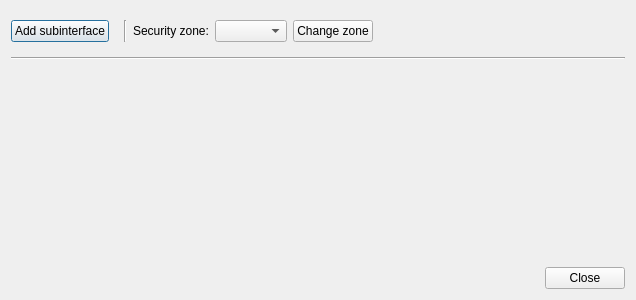
mlynekj/graphical-netconf-configurator, file ui/source/editinterfacedialog.ui: the form before one commit.
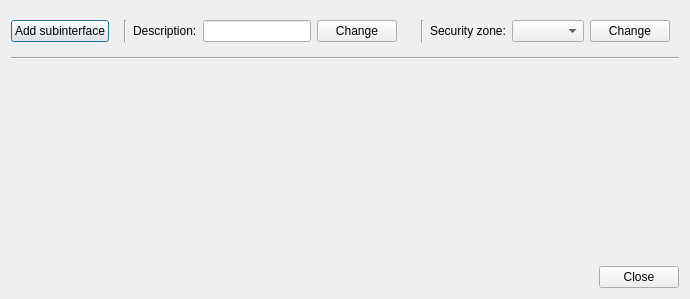
The form after the commit.

Patch:
```diff
--- a/ui/source/editinterfacedialog.ui
+++ b/ui/source/editinterfacedialog.ui
@@ -6,8 +6,8 @@
    <rect>
     <x>0</x>
     <y>0</y>
-    <width>636</width>
-    <height>300</height>
+    <width>683</width>
+    <height>299</height>
    </rect>
   </property>
   <property name="windowTitle">
@@ -23,6 +23,70 @@
        </property>
       </widget>
      </item>
+     <item>
+      <widget class="QFrame" name="description_frame">
+       <property name="enabled">
+        <bool>true</bool>
+       </property>
+       <property name="sizePolicy">
+        <sizepolicy hsizetype="Minimum" vsizetype="Preferred">
+         <horstretch>0</horstretch>
+         <verstretch>0</verstretch>
+        </sizepolicy>
+       </property>
+       <property name="minimumSize">
+        <size>
+         <width>0</width>
+         <height>0</height>
+        </size>
+       </property>
+       <layout class="QHBoxLayout" name="security_zone_layout_2">
+        <item>
+         <widget class="Line" name="interface_top_vertical_line_2">
+          <property name="sizePolicy">
+           <sizepolicy hsizetype="Fixed" vsizetype="Minimum">
+            <horstretch>0</horstretch>
+            <verstretch>0</verstretch>
+           </sizepolicy>
+          </property>
+          <property name="orientation">
+           <enum>Qt::Orientation::Vertical</enum>
+          </property>
+         </widget>
+        </item>
+        <item>
+         <widget class="QLabel" name="description_label">
+          <property name="text">
+           <string>Description:</string>
+          </property>
+         </widget>
+        </item>
+        <item>
+         <widget class="QLineEdit" name="description_input">
+          <property name="maximumSize">
+           <size>
+            <width>200</width>
+            <height>16777215</height>
+           </size>
+          </property>
+         </widget>
+        </item>
+        <item>
+         <widget class="QPushButton" name="change_description_button">
+          <property name="sizePolicy">
+           <sizepolicy hsizetype="Fixed" vsizetype="Fixed">
+            <horstretch>0</horstretch>
+            <verstretch>0</verstretch>
+           </sizepolicy>
+          </property>
+          <property name="text">
+           <string>Change</string>
+          </property>
+         </widget>
+        </item>
+       </layout>
+      </widget>
+     </item>
      <item>
       <widget class="QFrame" name="security_zone_frame">
        <property name="enabled">
@@ -67,23 +131,10 @@
         <item>
          <widget class="QPushButton" name="change_security_zone_button">
           <property name="text">
-           <string>Change zone</string>
+           <string>Change</string>
           </property>
          </widget>
         </item>
-        <item>
-         <spacer name="security_zone_spacer">
-          <property name="orientation">
-           <enum>Qt::Orientation::Horizontal</enum>
-          </property>
-          <property name="sizeHint" stdset="0">
-           <size>
-            <width>40</width>
-            <height>20</height>
-           </size>
-          </property>
-         </spacer>
-        </item>
        </layout>
       </widget>
      </item>
```
Left out of the diff: 4 changed lines with no effect on the pictures.
